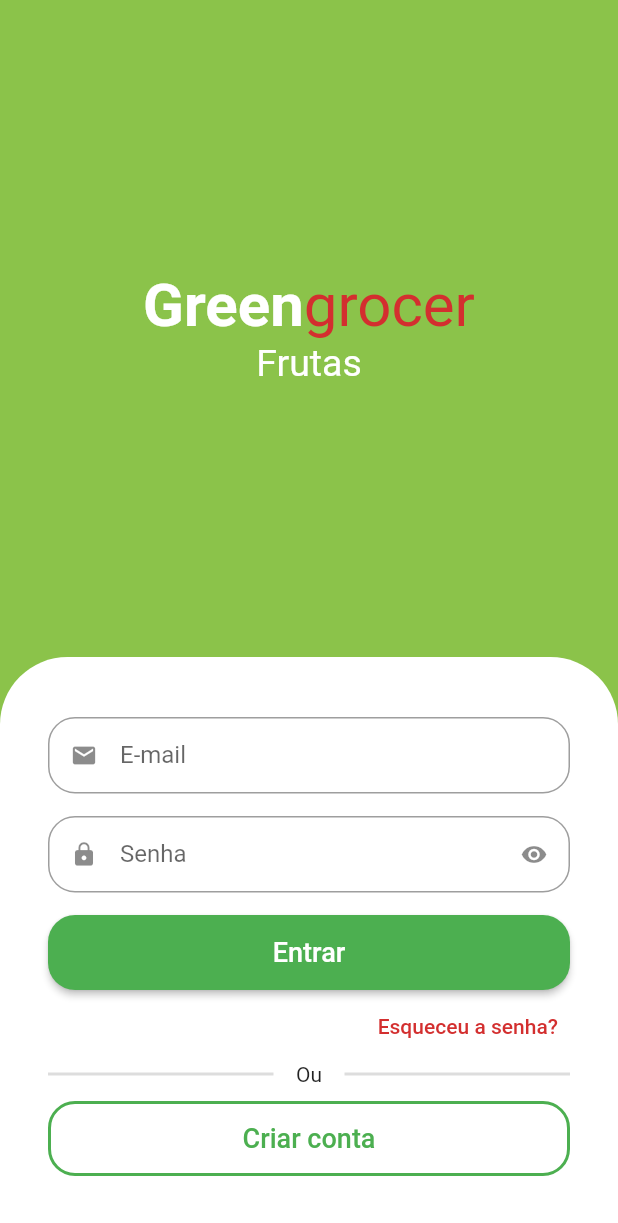
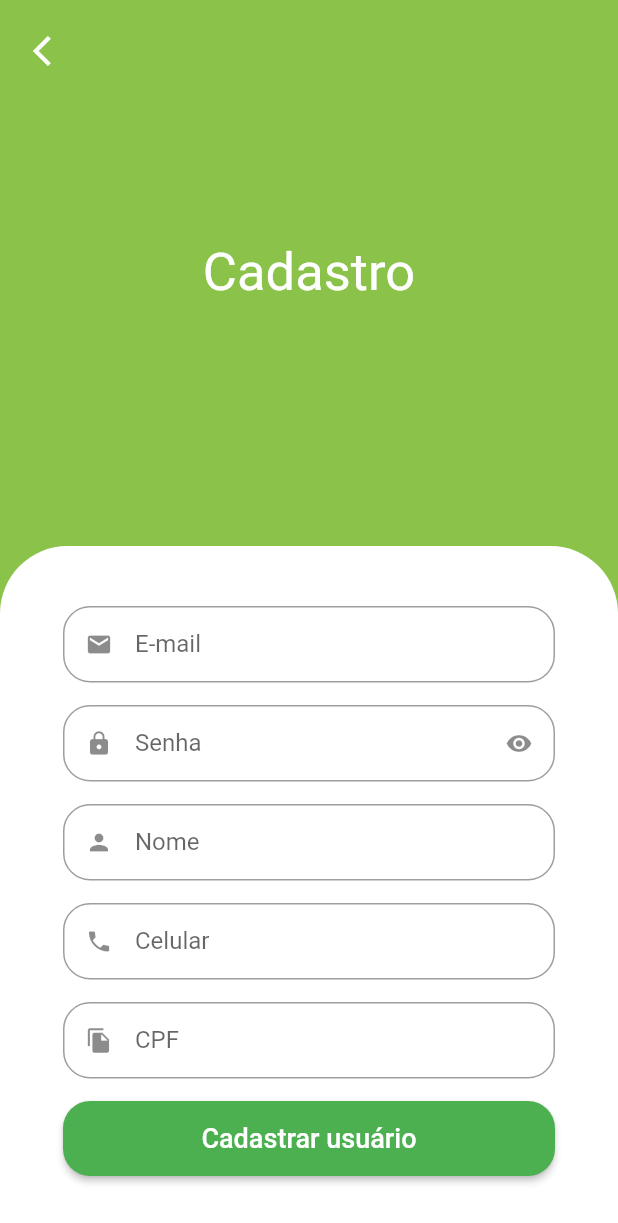
Before and after one commit to AdeilsonESilva/greengrocer, a Flutter app: the screen it shows after launch, after a tap on "Criar conta", on a phone screen of 412 x 824 dp. Shown: the top 1223 px of the screen. Run offline on Flutter 3.47's test engine with Material 2 defaults, Android fonts, the phone set to English and light mode, and no system bars; drawn by our look-alikes of animated_text_kit; our stand-ins replace mask_text_input_formatter.

Commit message:
section 3 - sign up screen

```diff
--- /dev/null
+++ b/lib/src/auth/components/custom_button.dart
@@ -0,0 +1,28 @@
+import 'package:flutter/material.dart';
+
+class CustomButton extends StatelessWidget {
+  final String text;
+
+  const CustomButton({Key? key, required this.text}) : super(key: key);
+
+  @override
+  Widget build(BuildContext context) {
+    return SizedBox(
+      height: 50,
+      child: ElevatedButton(
+        style: ElevatedButton.styleFrom(
+          shape: RoundedRectangleBorder(
+            borderRadius: BorderRadius.circular(18),
+          ),
+        ),
+        onPressed: () {},
+        child: Text(
+          text,
+          style: const TextStyle(
+            fontSize: 18,
+          ),
+        ),
+      ),
+    );
+  }
+}
--- a/lib/src/auth/components/custom_text_field.dart
+++ b/lib/src/auth/components/custom_text_field.dart
@@ -1,15 +1,18 @@
 import 'package:flutter/material.dart';
+import 'package:flutter/services.dart';
 
 class CustomTextField extends StatefulWidget {
   final IconData icon;
   final String label;
   final bool isSecret;
+  final List<TextInputFormatter>? inputFormatters;
 
   const CustomTextField({
     Key? key,
     required this.icon,
     required this.label,
     this.isSecret = false,
+    this.inputFormatters,
   }) : super(key: key);
 
   @override
@@ -31,6 +34,7 @@ class _CustomTextFieldState extends State<CustomTextField> {
     return Padding(
       padding: const EdgeInsets.only(bottom: 15),
       child: TextFormField(
+        inputFormatters: widget.inputFormatters,
         decoration: InputDecoration(
           isDense: true,
           border: OutlineInputBorder(
--- a/lib/src/auth/sign_in_screen.dart
+++ b/lib/src/auth/sign_in_screen.dart
@@ -1,5 +1,7 @@
 import 'package:animated_text_kit/animated_text_kit.dart';
 import 'package:flutter/material.dart';
+import 'package:greengrocer/src/auth/components/custom_button.dart';
+import 'package:greengrocer/src/auth/sign_up_screen.dart';
 import 'package:greengrocer/src/config/custom_colors.dart';
 
 import 'components/custom_text_field.dart';
@@ -96,23 +98,7 @@ class SignInScreen extends StatelessWidget {
                     ),
 
                     // Botão de entrar
-                    SizedBox(
-                      height: 50,
-                      child: ElevatedButton(
-                        style: ElevatedButton.styleFrom(
-                          shape: RoundedRectangleBorder(
-                            borderRadius: BorderRadius.circular(18),
-                          ),
-                        ),
-                        onPressed: () {},
-                        child: const Text(
-                          'Entrar',
-                          style: TextStyle(
-                            fontSize: 18,
-                          ),
-                        ),
-                      ),
-                    ),
+                    const CustomButton(text: 'Entrar'),
 
                     // Esqueceu a senha
                     Align(
@@ -166,7 +152,15 @@ class SignInScreen extends StatelessWidget {
                             color: Colors.green,
                           ),
                         ),
-                        onPressed: () {},
+                        onPressed: () {
+                          Navigator.of(context).push(
+                            MaterialPageRoute(
+                              builder: (context) {
+                                return SignUpScreen();
+                              },
+                            ),
+                          );
+                        },
                         child: const Text(
                           'Criar conta',
                           style: TextStyle(fontSize: 18),
--- /dev/null
+++ b/lib/src/auth/sign_up_screen.dart
@@ -0,0 +1,110 @@
+import 'package:flutter/material.dart';
+import 'package:greengrocer/src/auth/components/custom_button.dart';
+import 'package:greengrocer/src/auth/components/custom_text_field.dart';
+import 'package:greengrocer/src/config/custom_colors.dart';
+import 'package:mask_text_input_formatter/mask_text_input_formatter.dart';
+
+class SignUpScreen extends StatelessWidget {
+  SignUpScreen({Key? key}) : super(key: key);
+
+  final cpfFormatter = MaskTextInputFormatter(
+    mask: '###.###.###-##',
+    filter: {'#': RegExp(r'\d')},
+  );
+
+  final phoneFormatter = MaskTextInputFormatter(
+    mask: '## # ####-####',
+    filter: {'#': RegExp(r'\d')},
+  );
+
+  @override
+  Widget build(BuildContext context) {
+    final size = MediaQuery.of(context).size;
+
+    return Scaffold(
+      backgroundColor: CustomColors.customSwatchColor,
+      body: SingleChildScrollView(
+        child: SizedBox(
+          width: size.width,
+          height: size.height,
+          child: Stack(
+            children: [
+              Column(
+                children: [
+                  const Expanded(
+                    child: Center(
+                      child: Text(
+                        'Cadastro',
+                        style: TextStyle(
+                          color: Colors.white,
+                          fontSize: 35,
+                        ),
+                      ),
+                    ),
+                  ),
+
+                  // Formulário
+                  Container(
+                    padding: const EdgeInsets.symmetric(
+                        horizontal: 42, vertical: 40),
+                    decoration: const BoxDecoration(
+                      color: Colors.white,
+                      borderRadius: BorderRadius.vertical(
+                        top: Radius.circular(45),
+                      ),
+                    ),
+                    child: Column(
+                      crossAxisAlignment: CrossAxisAlignment.stretch,
+                      children: [
+                        const CustomTextField(
+                          icon: Icons.email,
+                          label: 'E-mail',
+                        ),
+                        const CustomTextField(
+                          icon: Icons.lock,
+                          label: 'Senha',
+                          isSecret: true,
+                        ),
+                        const CustomTextField(
+                          icon: Icons.person,
+                          label: 'Nome',
+                        ),
+                        CustomTextField(
+                            icon: Icons.phone,
+                            label: 'Celular',
+                            inputFormatters: [phoneFormatter]),
+                        CustomTextField(
+                          icon: Icons.file_copy,
+                          label: 'CPF',
+                          inputFormatters: [cpfFormatter],
+                        ),
+                        const CustomButton(text: 'Cadastrar usuário'),
+                      ],
+                    ),
+                  ),
+                ],
+              ),
+
+              // Voltar
+              Positioned(
+                left: 10,
+                top: 10,
+                child: SafeArea(
+                  child: IconButton(
+                    onPressed: () {
+                      Navigator.of(context).pop();
+                    },
+                    icon: const Icon(
+                      Icons.arrow_back_ios,
+                      color: Colors.white,
+                    ),
+                  ),
+                ),
+              ),
+            ],
+          ),
+        ),
+      ),
+    );
+  }
+}
--- a/pubspec.yaml
+++ b/pubspec.yaml
@@ -36,6 +36,7 @@ dependencies:
   # Use with the CupertinoIcons class for iOS style icons.
   cupertino_icons: ^1.0.2
   animated_text_kit: ^4.2.2
+  mask_text_input_formatter: ^2.4.0
 
 dev_dependencies:
   flutter_test:
```
Also changed, not shown: pubspec.lock.
